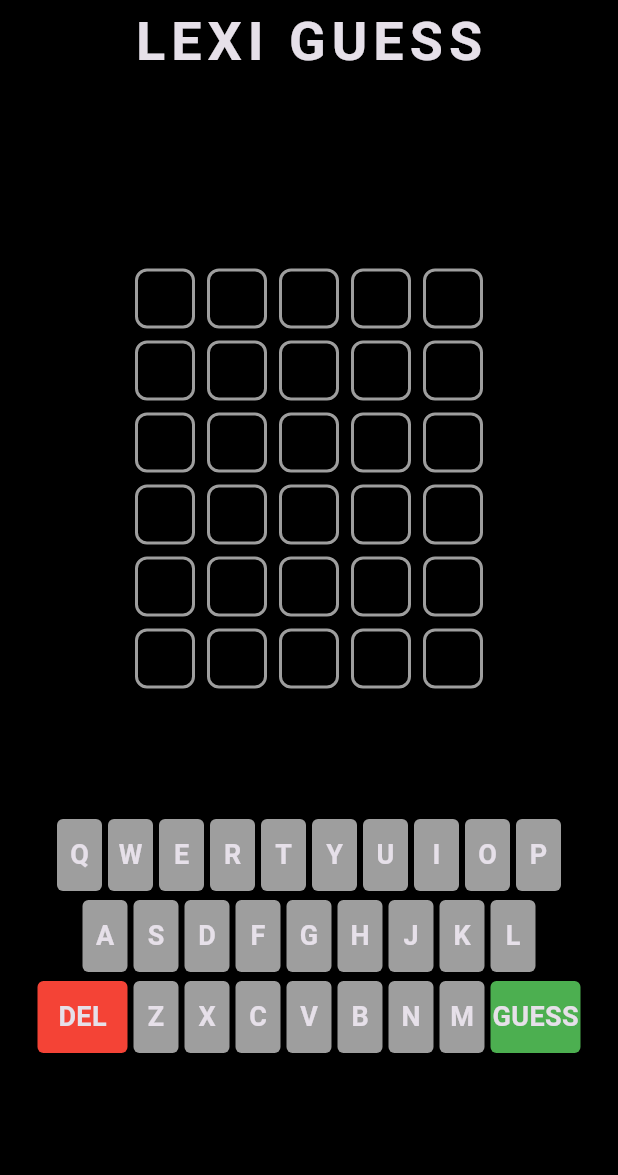
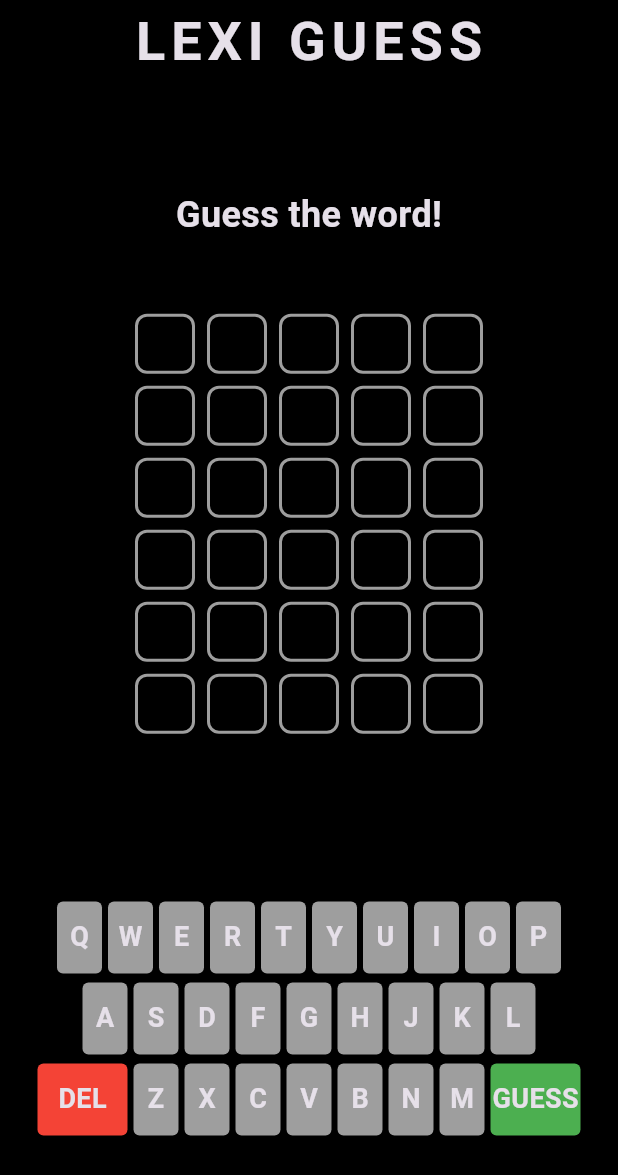
Before and after one commit to vishal-sah/lexi_guess, a Flutter app: the screen it shows after launch, on a phone screen of 412 x 824 dp. Shown: the top 1175 px of the screen. Run offline on Flutter 3.47's test engine with Material 3 defaults, Android fonts, the light colour scheme and no system bars; drawn by our look-alikes of flip_card; our stand-ins replace equatable.

Commit message:
Update app icons and refactor color scheme in Lexi Guess game

```diff
--- a/lib/app/app_colors.dart
+++ b/lib/app/app_colors.dart
@@ -1,5 +1,5 @@
 import 'package:flutter/material.dart';
 
-const Color correctColor = Color.fromARGB(255, 3, 201, 85);
-const Color inWordColor = Color.fromARGB(255, 208, 255, 0);
+const Color correctColor = Color.fromARGB(255, 0, 143, 60);
+const Color inWordColor = Color.fromARGB(255, 103, 126, 0);
 const Color outWordColor = Color.fromARGB(255, 56, 22, 22);
--- a/lib/lexiguess/models/word_model.dart
+++ b/lib/lexiguess/models/word_model.dart
@@ -20,7 +20,7 @@ class Word extends Equatable {
   }
 
   void removeLetter() {
-    final currIndex = letters.indexWhere((element) => element.value.isNotEmpty);
+    final currIndex = letters.lastIndexWhere((element) => element.value.isNotEmpty);
     if (currIndex != -1) {
       letters[currIndex] = Letter.empty();
     }
--- a/lib/lexiguess/views/lexi_guess_screen.dart
+++ b/lib/lexiguess/views/lexi_guess_screen.dart
@@ -173,6 +173,9 @@ class _LexiGuessScreenState extends State<LexiGuessScreen> {
 
   @override
   Widget build(BuildContext context) {
+    final mediaQuery = MediaQuery.of(context);
+    final screenHeight = mediaQuery.size.height;
+
     return Scaffold(
       appBar: AppBar(
         centerTitle: true,
@@ -190,14 +193,32 @@ class _LexiGuessScreenState extends State<LexiGuessScreen> {
       body: Column(
         mainAxisAlignment: MainAxisAlignment.center,
         children: [
-          Board(board: _board, flipCardKeys: _flipCardKeys),
-          const SizedBox(height: 80),
-          Keyboard(
-            onKeyTapped: _onKeyTapped,
-            onDeleteTapped: _onDeleteTapped,
-            onEnterTapped: _onEnterTapped,
-            letters: _keyboardLetters,
+          SizedBox(
+            height: screenHeight * 0.15,
+            child: Center(
+              child: Text(
+                'Guess the word!',
+                style: const TextStyle(
+                  fontSize: 24,
+                  fontWeight: FontWeight.bold,
+                ),
+              ),
+            ),
           ),
+          SizedBox(
+            height: screenHeight * 0.45,
+            child: Board(board: _board, flipCardKeys: _flipCardKeys),
+          ),
+          SizedBox(
+            height: screenHeight * 0.25,
+            child: Keyboard(
+              onKeyTapped: _onKeyTapped,
+              onDeleteTapped: _onDeleteTapped,
+              onEnterTapped: _onEnterTapped,
+              letters: _keyboardLetters,
+            ),
+          ),
+          SizedBox(height: screenHeight * 0.02),
         ],
       ),
     );
--- a/lib/lexiguess/widgets/board.dart
+++ b/lib/lexiguess/widgets/board.dart
@@ -1,8 +1,6 @@
 import 'package:flip_card/flip_card.dart';
 import 'package:flutter/material.dart';
 import 'package:lexi_guess/lexiguess/lexiguess.dart';
-import 'package:lexi_guess/lexiguess/models/word_model.dart';
-import 'package:lexi_guess/lexiguess/widgets/board_tile.dart';
 
 class Board extends StatelessWidget {
   const Board({super.key, required this.board, required this.flipCardKeys});
--- a/lib/lexiguess/widgets/keyboard.dart
+++ b/lib/lexiguess/widgets/keyboard.dart
@@ -62,7 +62,6 @@ class Keyboard extends StatelessWidget {
 
 class _KeyboardButton extends StatelessWidget {
   const _KeyboardButton({
-    super.key,
     this.height = 48,
     this.width = 30,
     required this.onTap,
```
Also changed, not shown: 5 other files.
